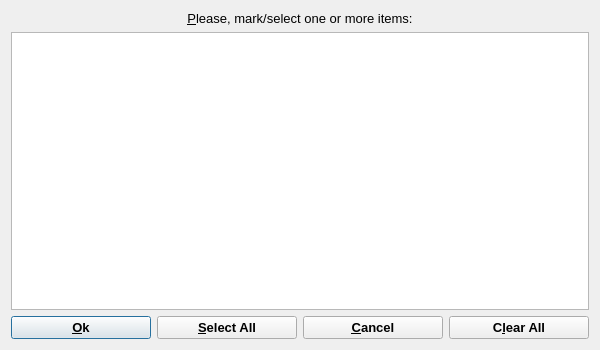
Before: the Qt Designer form gems3/vizor4/dlg4/SelectDialog4.ui in gemshub/GEMSGUI, drawn with Qt 5.
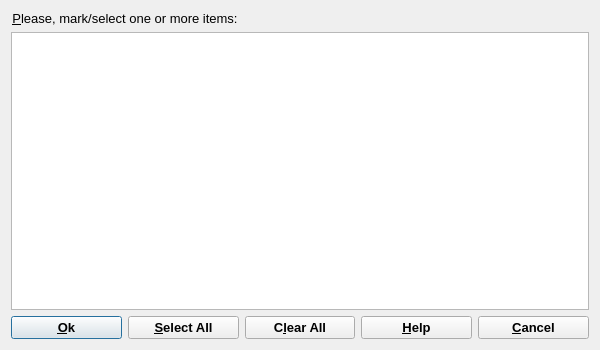
After: the same form once the commit is applied.

Commit message: Finished work with GEMS3HelpInventory.html (SD)

Patch:
```diff
--- a/gems3/vizor4/dlg4/SelectDialog4.ui
+++ b/gems3/vizor4/dlg4/SelectDialog4.ui
@@ -2,6 +2,9 @@
 <ui version="4.0">
  <class>SelectDialogData</class>
  <widget class="QDialog" name="SelectDialogData">
+  <property name="windowModality">
+   <enum>Qt::WindowModal</enum>
+  </property>
   <property name="geometry">
    <rect>
     <x>0</x>
@@ -24,8 +27,8 @@
   <property name="windowTitle">
    <string>Multiple Selection Dialog</string>
   </property>
-  <layout class="QVBoxLayout" name="verticalLayout">
-   <item>
+  <layout class="QGridLayout" name="gridLayout">
+   <item row="0" column="0" colspan="2">
     <widget class="QLabel" name="pLabel">
      <property name="text">
       <string>&amp;Please, mark/select one or more items:</string>
@@ -41,7 +44,7 @@
      </property>
     </widget>
    </item>
-   <item>
+   <item row="1" column="0" colspan="5">
     <widget class="QListWidget" name="pList">
      <property name="palette">
       <palette>
@@ -112,9 +115,7 @@
      </property>
     </widget>
    </item>
-   <item>
-    <layout class="QHBoxLayout" name="horizontalLayout">
-     <item>
+   <item row="2" column="0">
       <widget class="QPushButton" name="PushButton1">
        <property name="sizePolicy">
         <sizepolicy hsizetype="Minimum" vsizetype="Minimum">
@@ -139,7 +140,7 @@
        </property>
       </widget>
      </item>
-     <item>
+   <item row="2" column="1">
       <widget class="QPushButton" name="pButton2">
        <property name="sizePolicy">
         <sizepolicy hsizetype="Minimum" vsizetype="Minimum">
@@ -161,29 +162,7 @@
        </property>
       </widget>
      </item>
-     <item>
-      <widget class="QPushButton" name="PushButton4">
-       <property name="sizePolicy">
-        <sizepolicy hsizetype="Minimum" vsizetype="Minimum">
-         <horstretch>0</horstretch>
-         <verstretch>0</verstretch>
-        </sizepolicy>
-       </property>
-       <property name="font">
-        <font>
-         <weight>75</weight>
-         <bold>true</bold>
-        </font>
-       </property>
-       <property name="text">
-        <string>&amp;Cancel</string>
-       </property>
-       <property name="shortcut">
-        <string>Alt+C</string>
-       </property>
-      </widget>
-     </item>
-     <item>
+   <item row="2" column="2">
       <widget class="QPushButton" name="pButton3">
        <property name="sizePolicy">
         <sizepolicy hsizetype="Minimum" vsizetype="Minimum">
@@ -205,7 +184,49 @@
        </property>
       </widget>
      </item>
-    </layout>
+   <item row="2" column="3">
+    <widget class="QPushButton" name="bHelp">
+     <property name="sizePolicy">
+      <sizepolicy hsizetype="Minimum" vsizetype="Minimum">
+       <horstretch>0</horstretch>
+       <verstretch>0</verstretch>
+      </sizepolicy>
+     </property>
+     <property name="font">
+      <font>
+       <weight>75</weight>
+       <bold>true</bold>
+      </font>
+     </property>
+     <property name="text">
+      <string>&amp;Help</string>
+     </property>
+     <property name="shortcut">
+      <string>F1</string>
+     </property>
+    </widget>
+   </item>
+   <item row="2" column="4">
+    <widget class="QPushButton" name="PushButton4">
+     <property name="sizePolicy">
+      <sizepolicy hsizetype="Minimum" vsizetype="Minimum">
+       <horstretch>0</horstretch>
+       <verstretch>0</verstretch>
+      </sizepolicy>
+     </property>
+     <property name="font">
+      <font>
+       <weight>75</weight>
+       <bold>true</bold>
+      </font>
+     </property>
+     <property name="text">
+      <string>&amp;Cancel</string>
+     </property>
+     <property name="shortcut">
+      <string>Alt+C</string>
+     </property>
+    </widget>
    </item>
   </layout>
  </widget>
```
Lines whose indentation alone changed are shown as unchanged. The commit also changes 40 other files.
